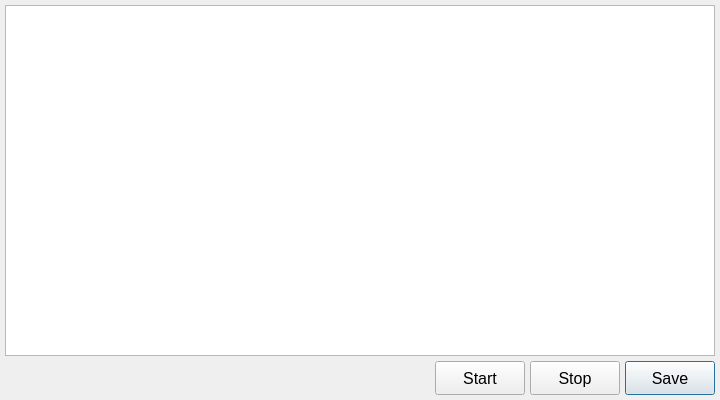
The window that src/onelauncher/ui/start_game.ui (JuneStepp/OneLauncher) describes before a commit, drawn with Qt 5.
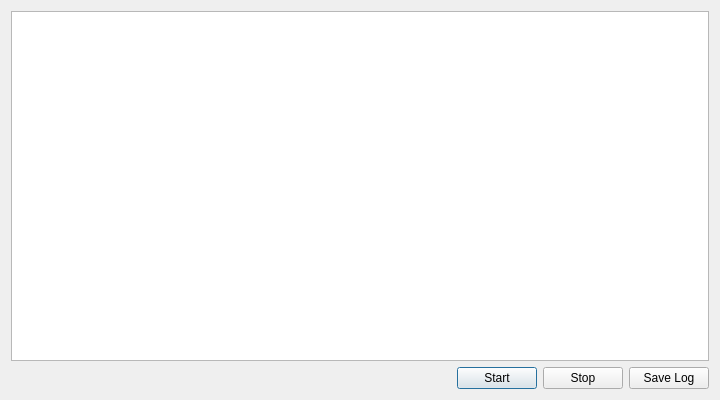
The same window after the commit.

Commit message: feat: Make windows resizable and reactive to system font and theme changes.

What changed in the file:
```diff
--- a/src/onelauncher/ui/start_game.ui
+++ b/src/onelauncher/ui/start_game.ui
@@ -13,66 +13,55 @@
     <height>400</height>
    </rect>
   </property>
-  <property name="font">
-   <font>
-    <pointsize>12</pointsize>
-   </font>
-  </property>
   <property name="windowTitle">
    <string>MainWindow</string>
   </property>
   <property name="modal">
    <bool>true</bool>
   </property>
-  <widget class="QTextBrowser" name="txtLog">
-   <property name="geometry">
-    <rect>
-     <x>5</x>
-     <y>5</y>
-     <width>710</width>
-     <height>351</height>
-    </rect>
-   </property>
-  </widget>
-  <widget class="QPushButton" name="btnSave">
-   <property name="geometry">
-    <rect>
-     <x>625</x>
-     <y>361</y>
-     <width>90</width>
-     <height>34</height>
-    </rect>
-   </property>
-   <property name="text">
-    <string>Save</string>
-   </property>
-  </widget>
-  <widget class="QPushButton" name="btnStop">
-   <property name="geometry">
-    <rect>
-     <x>530</x>
-     <y>361</y>
-     <width>90</width>
-     <height>34</height>
-    </rect>
-   </property>
-   <property name="text">
-    <string>Stop</string>
-   </property>
-  </widget>
-  <widget class="QPushButton" name="btnStart">
-   <property name="geometry">
-    <rect>
-     <x>435</x>
-     <y>361</y>
-     <width>90</width>
-     <height>34</height>
-    </rect>
-   </property>
-   <property name="text">
-    <string>Start</string>
-   </property>
-  </widget>
+  <layout class="QVBoxLayout" name="verticalLayout">
+   <item>
+    <widget class="QTextBrowser" name="txtLog"/>
+   </item>
+   <item>
+    <layout class="QHBoxLayout" name="horizontalLayout">
+     <item>
+      <spacer name="horizontalSpacer">
+       <property name="orientation">
+        <enum>Qt::Orientation::Horizontal</enum>
+       </property>
+       <property name="sizeHint" stdset="0">
+        <size>
+         <width>40</width>
+         <height>20</height>
+        </size>
+       </property>
+      </spacer>
+     </item>
+     <item>
+      <widget class="QPushButton" name="btnStart">
+       <property name="text">
+        <string>Start</string>
+       </property>
+      </widget>
+     </item>
+     <item>
+      <widget class="QPushButton" name="btnStop">
+       <property name="text">
+        <string>Stop</string>
+       </property>
+      </widget>
+     </item>
+     <item>
+      <widget class="QPushButton" name="btnSave">
+       <property name="text">
+        <string>Save Log</string>
+       </property>
+      </widget>
+     </item>
+    </layout>
+   </item>
+  </layout>
  </widget>
  <resources/>
  <connections/>
```
Left out of the diff: 2 changed lines with no effect on the pictures. The commit also changes 32 other files.
